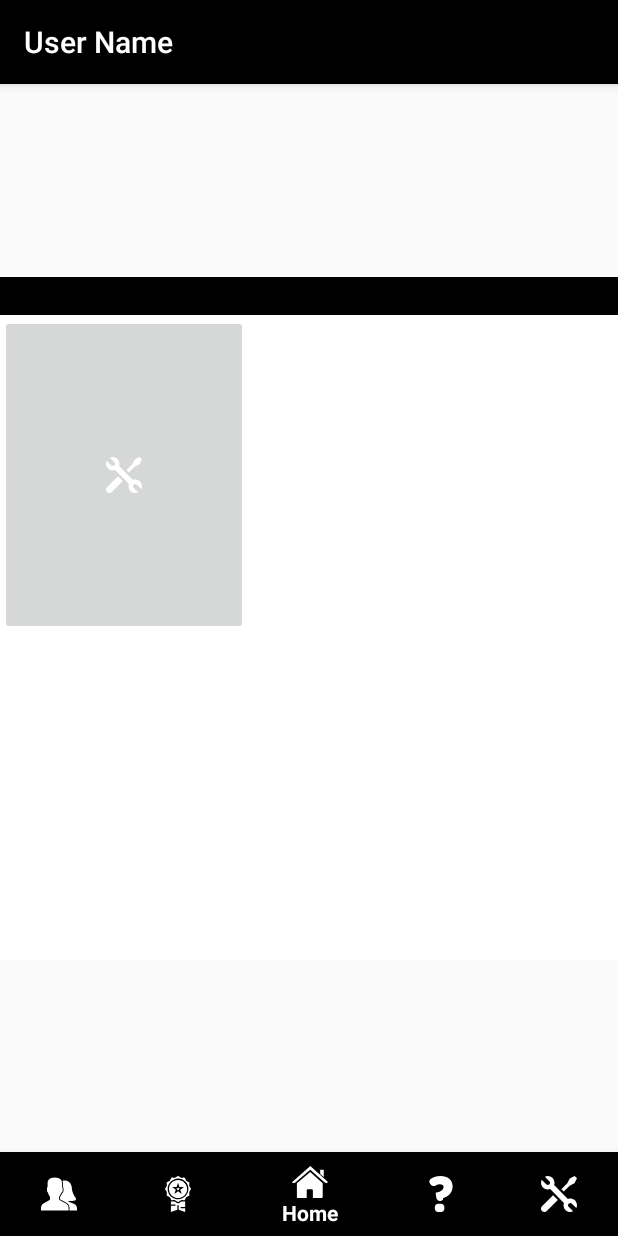
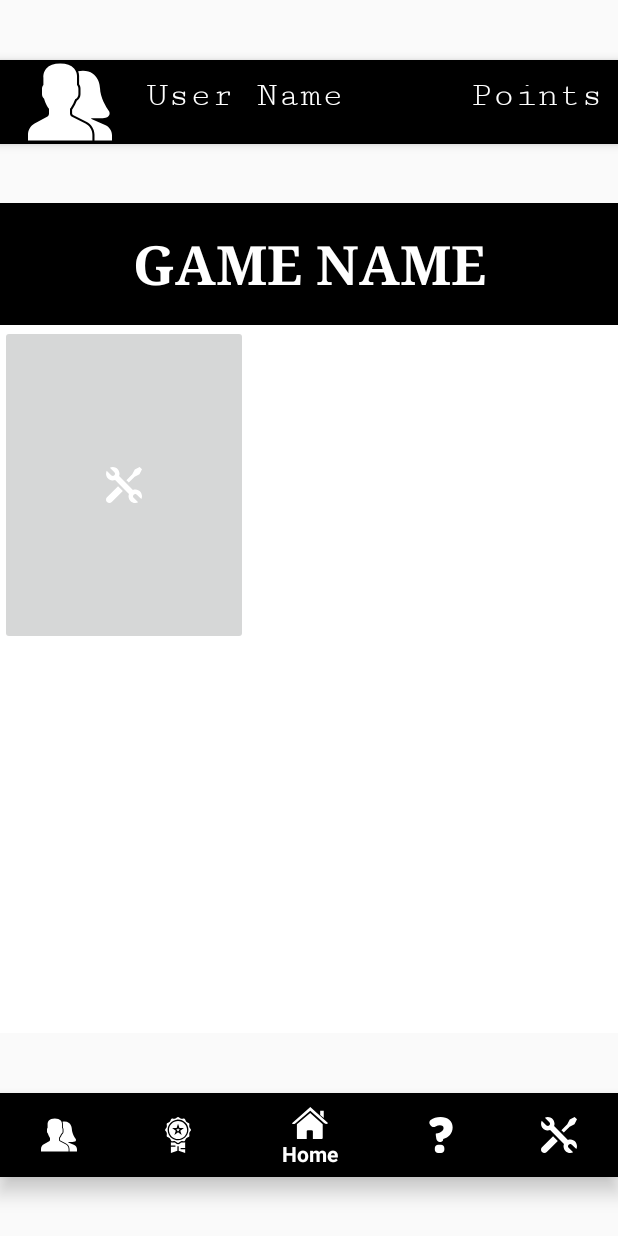
Before and after one commit to 99suyashsoni/Task6, an Android app: the screen it shows after launch (HomeActivity), on a phone screen of 412 x 824 dp. Run offline under Robolectric (Android 15) with nearby library versions, the phone set to English and light mode, and no system bars.

Commit message:
home activity

```diff
--- a/app/build.gradle
+++ b/app/build.gradle
@@ -5,6 +5,7 @@ apply plugin: 'kotlin-android'
 
 apply plugin: 'kotlin-android-extensions'
 apply plugin: 'com.google.gms.google-services'
+apply plugin: "androidx.navigation.safeargs"
 
 android {
     compileSdkVersion 28
@@ -25,6 +26,10 @@ android {
 }
 
 dependencies {
+    def nav_version = "1.0.0-alpha09"
+
+    implementation "android.arch.navigation:navigation-fragment:$nav_version"
+    implementation "android.arch.navigation:navigation-ui:$nav_version"
     implementation fileTree(dir: 'libs', include: ['*.jar'])
     implementation "org.jetbrains.kotlin:kotlin-stdlib-jdk7:$kotlin_version"
     implementation 'com.android.support:appcompat-v7:28.0.0'
--- a/app/src/main/res/layout/activity_home_screen.xml
+++ b/app/src/main/res/layout/activity_home_screen.xml
@@ -16,16 +16,65 @@
         android:background="@color/colorPrimary"
         android:elevation="4dp"
         android:theme="@style/ThemeOverlay.AppCompat.ActionBar"
+        app:layout_constraintBottom_toTopOf="@+id/homeFragment"
         app:layout_constraintEnd_toEndOf="parent"
+        app:layout_constraintHorizontal_bias="1.0"
         app:layout_constraintStart_toStartOf="parent"
         app:layout_constraintTop_toTopOf="parent"
         app:popupTheme="@style/ThemeOverlay.AppCompat.Light"
-        app:titleTextColor="@color/navItem" />
+        app:titleTextColor="@color/navItem">
+
+        <android.support.constraint.ConstraintLayout
+            android:layout_width="match_parent"
+            android:layout_height="match_parent">
+
+            <ImageView
+                android:id="@+id/imageView"
+                android:layout_width="61dp"
+                android:layout_height="match_parent"
+                android:layout_marginEnd="10dp"
+                app:layout_constraintBottom_toBottomOf="parent"
+                app:layout_constraintEnd_toStartOf="@+id/textView6"
+                app:layout_constraintStart_toStartOf="parent"
+                app:layout_constraintTop_toTopOf="parent"
+                app:srcCompat="@drawable/ic_profile" />
+
+            <TextView
+                android:id="@+id/textView6"
+                android:layout_width="wrap_content"
+                android:layout_height="match_parent"
+                android:layout_marginStart="10dp"
+                android:fontFamily="serif-monospace"
+                android:padding="10sp"
+                android:text="User Name"
+                android:textColor="@color/navItem"
+                android:textSize="24sp"
+                app:layout_constraintBottom_toBottomOf="parent"
+                app:layout_constraintStart_toEndOf="@+id/imageView"
+                app:layout_constraintTop_toTopOf="parent" />
+
+            <TextView
+                android:id="@+id/textView7"
+                android:layout_width="wrap_content"
+                android:layout_height="match_parent"
+                android:fontFamily="serif-monospace"
+                android:padding="10sp"
+                android:text="Points"
+                android:textColor="@color/navItem"
+                android:textSize="24sp"
+                app:layout_constraintBottom_toBottomOf="parent"
+                app:layout_constraintEnd_toEndOf="parent"
+                app:layout_constraintTop_toTopOf="parent" />
+
+        </android.support.constraint.ConstraintLayout>
+
+    </android.support.v7.widget.Toolbar>
+
 
     <FrameLayout
         android:id="@+id/homeFragment"
         android:layout_width="match_parent"
-        android:layout_height="455dp"
+        android:layout_height="553dp"
         app:layout_constraintBottom_toTopOf="@+id/navigation"
         app:layout_constraintEnd_toEndOf="parent"
         app:layout_constraintStart_toStartOf="parent"
@@ -41,6 +90,7 @@
         app:layout_constraintBottom_toBottomOf="parent"
         app:layout_constraintEnd_toEndOf="parent"
         app:layout_constraintStart_toStartOf="parent"
+        app:layout_constraintTop_toBottomOf="@+id/homeFragment"
         app:menu="@menu/navigation" />
 
 </android.support.constraint.ConstraintLayout>
--- a/app/src/main/res/layout/home_fragment.xml
+++ b/app/src/main/res/layout/home_fragment.xml
@@ -18,14 +18,16 @@
         android:textColor="@color/common_google_signin_btn_text_dark_default"
         android:textSize="36sp"
         android:textStyle="bold"
+        app:layout_constraintBottom_toTopOf="@+id/recyclerView"
         app:layout_constraintEnd_toEndOf="parent"
+        app:layout_constraintHorizontal_bias="0.0"
         app:layout_constraintStart_toStartOf="parent"
         app:layout_constraintTop_toTopOf="parent" />
 
     <android.support.v7.widget.RecyclerView
         android:id="@+id/recyclerView"
         android:layout_width="match_parent"
-        android:layout_height="486dp"
+        android:layout_height="472dp"
         android:background="@color/common_google_signin_btn_text_dark_default"
         app:layout_constraintBottom_toBottomOf="parent"
         app:layout_constraintEnd_toEndOf="parent"
--- a/build.gradle
+++ b/build.gradle
@@ -10,6 +10,7 @@ buildscript {
         classpath 'com.android.tools.build:gradle:3.2.1'
         classpath "org.jetbrains.kotlin:kotlin-gradle-plugin:$kotlin_version"
         classpath 'com.google.gms:google-services:4.2.0'
+        classpath "android.arch.navigation:navigation-safe-args-gradle-plugin:1.0.0-alpha09"
 
         // NOTE: Do not place your application dependencies here; they belong
         // in the individual module build.gradle files
```
